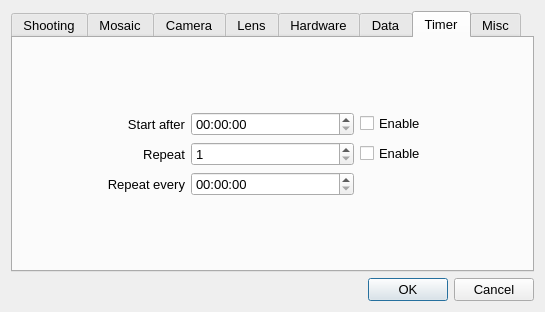
Above: papywizard/view/configDialog.ui from bingostar89/Papywizard before the change. Below: the same form after it.
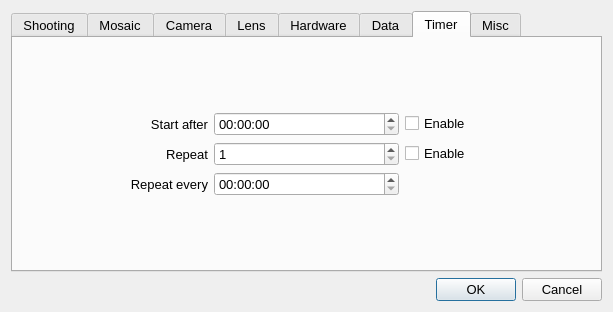
That is the form after the change. The open tabs and pages were chosen to show the change. Icons and pictures are not drawn.

Patch:
```diff
--- a/papywizard/view/configDialog.ui
+++ b/papywizard/view/configDialog.ui
@@ -8,7 +8,7 @@
    <rect>
     <x>0</x>
     <y>0</y>
-    <width>545</width>
+    <width>613</width>
     <height>312</height>
    </rect>
   </property>
@@ -983,6 +983,16 @@
          </item>
          <item row="2" column="1" >
           <widget class="QTimeEdit" name="timerEveryTimeEdit" >
+           <property name="dateTime" >
+            <datetime>
+             <hour>0</hour>
+             <minute>0</minute>
+             <second>0</second>
+             <year>2000</year>
+             <month>1</month>
+             <day>1</day>
+            </datetime>
+           </property>
            <property name="currentSection" >
             <enum>QDateTimeEdit::SecondSection</enum>
            </property>
```
Left out of the diff: 6 changed lines with no effect on the pictures.
